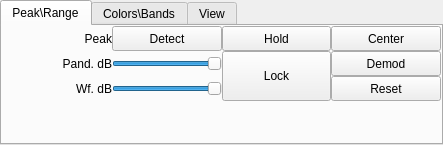
shawnj007/gqrx-touch, file src/qtgui/dockfft.ui: the form before one commit.
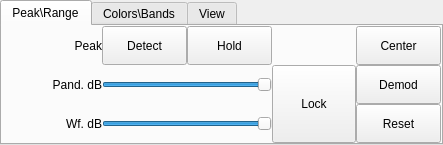
The form after the commit. The open tabs and pages were chosen to show the change. Icons and pictures are not drawn. Custom widgets are drawn as their Qt base class.

Patch:
```diff
--- a/src/qtgui/dockfft.ui
+++ b/src/qtgui/dockfft.ui
@@ -11,7 +11,7 @@
    </rect>
   </property>
   <property name="sizePolicy">
-   <sizepolicy hsizetype="Preferred" vsizetype="Preferred">
+   <sizepolicy hsizetype="Preferred" vsizetype="MinimumExpanding">
     <horstretch>1</horstretch>
     <verstretch>1</verstretch>
    </sizepolicy>
@@ -25,7 +25,7 @@
   <property name="maximumSize">
    <size>
     <width>524287</width>
-    <height>440</height>
+    <height>519</height>
    </size>
   </property>
   <property name="windowIcon">
@@ -46,7 +46,7 @@
   </property>
   <widget class="QWidget" name="dockWidgetContents">
    <property name="sizePolicy">
-    <sizepolicy hsizetype="Preferred" vsizetype="Preferred">
+    <sizepolicy hsizetype="Preferred" vsizetype="Expanding">
      <horstretch>0</horstretch>
      <verstretch>0</verstretch>
     </sizepolicy>
@@ -57,6 +57,12 @@
      <height>126</height>
     </size>
    </property>
+   <property name="maximumSize">
+    <size>
+     <width>16777215</width>
+     <height>500</height>
+    </size>
+   </property>
    <layout class="QVBoxLayout" name="verticalLayout_2">
     <property name="spacing">
      <number>0</number>
@@ -77,7 +83,7 @@
      <widget class="QTabWidget" name="tabWidget">
       <property name="sizePolicy">
        <sizepolicy hsizetype="MinimumExpanding" vsizetype="Preferred">
-        <horstretch>0</horstretch>
+        <horstretch>1</horstretch>
         <verstretch>0</verstretch>
        </sizepolicy>
       </property>
@@ -87,6 +93,12 @@
         <height>126</height>
        </size>
       </property>
+      <property name="maximumSize">
+       <size>
+        <width>16777215</width>
+        <height>16777215</height>
+       </size>
+      </property>
       <property name="currentIndex">
        <number>2</number>
       </property>
@@ -97,10 +109,16 @@
          <height>95</height>
         </size>
        </property>
+       <property name="maximumSize">
+        <size>
+         <width>16777215</width>
+         <height>16777215</height>
+        </size>
+       </property>
        <attribute name="title">
         <string>Peak\Range</string>
        </attribute>
-       <layout class="QVBoxLayout" name="verticalLayout_5" stretch="0,0">
+       <layout class="QVBoxLayout" name="verticalLayout_5" stretch="1,0">
         <property name="spacing">
          <number>0</number>
         </property>
@@ -118,6 +136,12 @@
         </property>
         <item>
          <widget class="QFrame" name="frame_peak_range">
+          <property name="sizePolicy">
+           <sizepolicy hsizetype="Preferred" vsizetype="Preferred">
+            <horstretch>0</horstretch>
+            <verstretch>0</verstretch>
+           </sizepolicy>
+          </property>
           <property name="minimumSize">
            <size>
             <width>439</width>
@@ -130,7 +154,7 @@
             <height>16777215</height>
            </size>
           </property>
-          <layout class="QGridLayout" name="gridLayout" columnstretch="0,0,0,0">
+          <layout class="QGridLayout" name="gridLayout" columnstretch="0,1,1,0,0">
            <property name="leftMargin">
             <number>0</number>
            </property>
@@ -146,131 +170,26 @@
            <property name="spacing">
             <number>0</number>
            </property>
-           <item row="1" column="2" rowspan="2">
-            <widget class="QPushButton" name="lockButton">
-             <property name="enabled">
-              <bool>true</bool>
-             </property>
-             <property name="sizePolicy">
-              <sizepolicy hsizetype="MinimumExpanding" vsizetype="Preferred">
-               <horstretch>0</horstretch>
-               <verstretch>0</verstretch>
-              </sizepolicy>
-             </property>
-             <property name="minimumSize">
-              <size>
-               <width>50</width>
-               <height>25</height>
-              </size>
-             </property>
-             <property name="palette">
-              <palette>
-               <active/>
-               <inactive/>
-               <disabled/>
-              </palette>
-             </property>
-             <property name="toolTip">
-              <string>Lock panadapter and waterfall sliders together</string>
-             </property>
-             <property name="statusTip">
-              <string>Lock panadapter and waterfall sliders together</string>
-             </property>
-             <property name="text">
-              <string>Lock</string>
-             </property>
-             <property name="checkable">
-              <bool>true</bool>
-             </property>
-            </widget>
-           </item>
-           <item row="1" column="1">
-            <widget class="ctkRangeSlider" name="pandRangeSlider">
-             <property name="sizePolicy">
-              <sizepolicy hsizetype="MinimumExpanding" vsizetype="Preferred">
-               <horstretch>0</horstretch>
-               <verstretch>0</verstretch>
-              </sizepolicy>
-             </property>
-             <property name="minimumSize">
-              <size>
-               <width>0</width>
-               <height>25</height>
-              </size>
-             </property>
-             <property name="palette">
-              <palette>
-               <active/>
-               <inactive/>
-               <disabled/>
-              </palette>
-             </property>
-             <property name="toolTip">
-              <string>Set pandapter dB range</string>
-             </property>
-             <property name="statusTip">
-              <string>Set pandapter dB range</string>
-             </property>
-             <property name="minimum">
-              <number>-160</number>
-             </property>
-             <property name="maximum">
-              <number>0</number>
-             </property>
-             <property name="orientation">
-              <enum>Qt::Horizontal</enum>
-             </property>
-            </widget>
-           </item>
-           <item row="2" column="0">
-            <widget class="QLabel" name="wfRangeLabel">
-             <property name="sizePolicy">
-              <sizepolicy hsizetype="MinimumExpanding" vsizetype="Preferred">
-               <horstretch>0</horstretch>
-               <verstretch>0</verstretch>
-              </sizepolicy>
-             </property>
-             <property name="minimumSize">
-              <size>
-               <width>0</width>
-               <height>25</height>
-              </size>
-             </property>
-             <property name="palette">
-              <palette>
-               <active/>
-               <inactive/>
-               <disabled/>
-              </palette>
-             </property>
-             <property name="toolTip">
-              <string>Set waterfall dB range</string>
-             </property>
-             <property name="statusTip">
-              <string>Set waterfall dB range</string>
-             </property>
-             <property name="text">
-              <string>Wf. dB</string>
-             </property>
-             <property name="alignment">
-              <set>Qt::AlignRight|Qt::AlignTrailing|Qt::AlignVCenter</set>
-             </property>
-            </widget>
-           </item>
            <item row="0" column="0">
             <widget class="QLabel" name="peakLabel">
              <property name="sizePolicy">
-              <sizepolicy hsizetype="MinimumExpanding" vsizetype="Preferred">
+              <sizepolicy hsizetype="MinimumExpanding" vsizetype="MinimumExpanding">
                <horstretch>0</horstretch>
                <verstretch>0</verstretch>
               </sizepolicy>
              </property>
              <property name="minimumSize">
               <size>
-               <width>0</width>
+               <width>100</width>
                <height>25</height>
               </size>
              </property>
+             <property name="maximumSize">
+              <size>
+               <width>100</width>
+               <height>100</height>
+              </size>
+             </property>
              <property name="palette">
               <palette>
                <active/>
@@ -286,24 +205,223 @@
              </property>
             </widget>
            </item>
-           <item row="2" column="3">
+           <item row="1" column="0">
+            <widget class="QLabel" name="pandRangeLabel">
+             <property name="sizePolicy">
+              <sizepolicy hsizetype="MinimumExpanding" vsizetype="MinimumExpanding">
+               <horstretch>0</horstretch>
+               <verstretch>0</verstretch>
+              </sizepolicy>
+             </property>
+             <property name="minimumSize">
+              <size>
+               <width>100</width>
+               <height>25</height>
+              </size>
+             </property>
+             <property name="maximumSize">
+              <size>
+               <width>100</width>
+               <height>100</height>
+              </size>
+             </property>
+             <property name="palette">
+              <palette>
+               <active/>
+               <inactive/>
+               <disabled/>
+              </palette>
+             </property>
+             <property name="toolTip">
+              <string>Set pandapter dB range</string>
+             </property>
+             <property name="statusTip">
+              <string>Set pandapter dB range</string>
+             </property>
+             <property name="text">
+              <string>Pand. dB</string>
+             </property>
+             <property name="alignment">
+              <set>Qt::AlignRight|Qt::AlignTrailing|Qt::AlignVCenter</set>
+             </property>
+            </widget>
+           </item>
+           <item row="0" column="4">
+            <widget class="QPushButton" name="centerButton">
+             <property name="sizePolicy">
+              <sizepolicy hsizetype="MinimumExpanding" vsizetype="MinimumExpanding">
+               <horstretch>1</horstretch>
+               <verstretch>1</verstretch>
+              </sizepolicy>
+             </property>
+             <property name="minimumSize">
+              <size>
+               <width>80</width>
+               <height>25</height>
+              </size>
+             </property>
+             <property name="maximumSize">
+              <size>
+               <width>16777215</width>
+               <height>100</height>
+              </size>
+             </property>
+             <property name="palette">
+              <palette>
+               <active/>
+               <inactive/>
+               <disabled/>
+              </palette>
+             </property>
+             <property name="toolTip">
+              <string>Center FFT around original center frequency</string>
+             </property>
+             <property name="text">
+              <string>Center</string>
+             </property>
+            </widget>
+           </item>
+           <item row="2" column="0">
+            <widget class="QLabel" name="wfRangeLabel">
+             <property name="sizePolicy">
+              <sizepolicy hsizetype="MinimumExpanding" vsizetype="MinimumExpanding">
+               <horstretch>0</horstretch>
+               <verstretch>0</verstretch>
+              </sizepolicy>
+             </property>
+             <property name="minimumSize">
+              <size>
+               <width>100</width>
+               <height>25</height>
+              </size>
+             </property>
+             <property name="maximumSize">
+              <size>
+               <width>100</width>
+               <height>100</height>
+              </size>
+             </property>
+             <property name="palette">
+              <palette>
+               <active/>
+               <inactive/>
+               <disabled/>
+              </palette>
+             </property>
+             <property name="toolTip">
+              <string>Set waterfall dB range</string>
+             </property>
+             <property name="statusTip">
+              <string>Set waterfall dB range</string>
+             </property>
+             <property name="text">
+              <string>Wf. dB</string>
+             </property>
+             <property name="alignment">
+              <set>Qt::AlignRight|Qt::AlignTrailing|Qt::AlignVCenter</set>
+             </property>
+            </widget>
+           </item>
+           <item row="0" column="1">
+            <widget class="QPushButton" name="peakDetectionButton">
+             <property name="sizePolicy">
+              <sizepolicy hsizetype="MinimumExpanding" vsizetype="MinimumExpanding">
+               <horstretch>1</horstretch>
+               <verstretch>1</verstretch>
+              </sizepolicy>
+             </property>
+             <property name="minimumSize">
+              <size>
+               <width>80</width>
+               <height>25</height>
+              </size>
+             </property>
+             <property name="maximumSize">
+              <size>
+               <width>16777215</width>
+               <height>100</height>
+              </size>
+             </property>
+             <property name="palette">
+              <palette>
+               <active/>
+               <inactive/>
+               <disabled/>
+              </palette>
+             </property>
+             <property name="toolTip">
+              <string>Enable peak detection in FFT</string>
+             </property>
+             <property name="text">
+              <string>Detect</string>
+             </property>
+             <property name="checkable">
+              <bool>true</bool>
+             </property>
+            </widget>
+           </item>
+           <item row="1" column="3" rowspan="2">
+            <widget class="QPushButton" name="lockButton">
+             <property name="enabled">
+              <bool>true</bool>
+             </property>
+             <property name="sizePolicy">
+              <sizepolicy hsizetype="MinimumExpanding" vsizetype="MinimumExpanding">
+               <horstretch>1</horstretch>
+               <verstretch>1</verstretch>
+              </sizepolicy>
+             </property>
+             <property name="minimumSize">
+              <size>
+               <width>80</width>
+               <height>50</height>
+              </size>
+             </property>
+             <property name="maximumSize">
+              <size>
+               <width>16777215</width>
+               <height>200</height>
+              </size>
+             </property>
+             <property name="palette">
+              <palette>
+               <active/>
+               <inactive/>
+               <disabled/>
+              </palette>
+             </property>
+             <property name="toolTip">
+              <string>Lock panadapter and waterfall sliders together</string>
+             </property>
+             <property name="statusTip">
+              <string>Lock panadapter and waterfall sliders together</string>
+             </property>
+             <property name="text">
+              <string>Lock</string>
+             </property>
+             <property name="checkable">
+              <bool>true</bool>
+             </property>
+            </widget>
+           </item>
+           <item row="2" column="4">
             <widget class="QPushButton" name="resetButton">
              <property name="sizePolicy">
-              <sizepolicy hsizetype="MinimumExpanding" vsizetype="Preferred">
-               <horstretch>0</horstretch>
-               <verstretch>0</verstretch>
+              <sizepolicy hsizetype="MinimumExpanding" vsizetype="MinimumExpanding">
+               <horstretch>1</horstretch>
+               <verstretch>1</verstretch>
               </sizepolicy>
              </property>
              <property name="minimumSize">
               <size>
-               <width>50</width>
+               <width>80</width>
                <height>25</height>
               </size>
              </property>
              <property name="maximumSize">
               <size>
                <width>16777215</width>
-               <height>16777215</height>
+               <height>100</height>
               </size>
              </property>
              <property name="palette">
@@ -321,62 +439,24 @@
              </property>
             </widget>
            </item>
-           <item row="0" column="2">
-            <widget class="QPushButton" name="peakHoldButton">
-             <property name="sizePolicy">
-              <sizepolicy hsizetype="MinimumExpanding" vsizetype="Preferred">
-               <horstretch>0</horstretch>
-               <verstretch>0</verstretch>
-              </sizepolicy>
-             </property>
-             <property name="minimumSize">
-              <size>
-               <width>50</width>
-               <height>25</height>
-              </size>
-             </property>
-             <property name="maximumSize">
-              <size>
-               <width>16777215</width>
-               <height>16777215</height>
-              </size>
-             </property>
-             <property name="palette">
-              <palette>
-               <active/>
-               <inactive/>
-               <disabled/>
-              </palette>
-             </property>
-             <property name="toolTip">
-              <string>Toggle peak hold in FFT</string>
-             </property>
-             <property name="text">
-              <string>Hold</string>
-             </property>
-             <property name="checkable">
-              <bool>true</bool>
-             </property>
-            </widget>
-           </item>
-           <item row="1" column="3">
+           <item row="1" column="4">
             <widget class="QPushButton" name="demodButton">
              <property name="sizePolicy">
-              <sizepolicy hsizetype="MinimumExpanding" vsizetype="Preferred">
-               <horstretch>0</horstretch>
-               <verstretch>0</verstretch>
+              <sizepolicy hsizetype="MinimumExpanding" vsizetype="MinimumExpanding">
+               <horstretch>1</horstretch>
+               <verstretch>1</verstretch>
               </sizepolicy>
              </property>
              <property name="minimumSize">
               <size>
-               <width>50</width>
+               <width>80</width>
                <height>25</height>
               </size>
              </property>
              <property name="maximumSize">
               <size>
                <width>16777215</width>
-               <height>16777215</height>
+               <height>100</height>
               </size>
              </property>
              <property name="palette">
@@ -394,12 +474,94 @@
              </property>
             </widget>
            </item>
-           <item row="2" column="1">
+           <item row="0" column="2">
+            <widget class="QPushButton" name="peakHoldButton">
+             <property name="sizePolicy">
+              <sizepolicy hsizetype="MinimumExpanding" vsizetype="MinimumExpanding">
+               <horstretch>1</horstretch>
+               <verstretch>1</verstretch>
+              </sizepolicy>
+             </property>
+             <property name="minimumSize">
+              <size>
+               <width>80</width>
+               <height>25</height>
+              </size>
+             </property>
+             <property name="maximumSize">
+              <size>
+               <width>16777215</width>
+               <height>100</height>
+              </size>
+             </property>
+             <property name="palette">
+              <palette>
+               <active/>
+               <inactive/>
+               <disabled/>
+              </palette>
+             </property>
+             <property name="toolTip">
+              <string>Toggle peak hold in FFT</string>
+             </property>
+             <property name="text">
+              <string>Hold</string>
+             </property>
+             <property name="checkable">
+              <bool>true</bool>
+             </property>
+            </widget>
+           </item>
+           <item row="1" column="1" colspan="2">
+            <widget class="ctkRangeSlider" name="pandRangeSlider">
+             <property name="sizePolicy">
+              <sizepolicy hsizetype="MinimumExpanding" vsizetype="MinimumExpanding">
+               <horstretch>1</horstretch>
+               <verstretch>1</verstretch>
+              </sizepolicy>
+             </property>
+             <property name="minimumSize">
+              <size>
+               <width>0</width>
+               <height>25</height>
+              </size>
+             </property>
+             <property name="maximumSize">
+              <size>
+               <width>16777215</width>
+               <height>100</height>
+              </size>
+             </property>
+             <property name="palette">
+              <palette>
+               <active/>
+               <inactive/>
+               <disabled/>
+              </palette>
+             </property>
+             <property name="toolTip">
+              <string>Set pandapter dB range</string>
+             </property>
+             <property name="statusTip">
+              <string>Set pandapter dB range</string>
+             </property>
+             <property name="minimum">
+              <number>-160</number>
+             </property>
+             <property name="maximum">
+              <number>0</number>
+             </property>
+             <property name="orientation">
+              <enum>Qt::Horizontal</enum>
+             </property>
+            </widget>
+           </item>
+           <item row="2" column="1" colspan="2">
             <widget class="ctkRangeSlider" name="wfRangeSlider">
              <property name="sizePolicy">
-              <sizepolicy hsizetype="MinimumExpanding" vsizetype="Preferred">
-               <horstretch>0</horstretch>
-               <verstretch>0</verstretch>
+              <sizepolicy hsizetype="MinimumExpanding" vsizetype="MinimumExpanding">
+               <horstretch>1</horstretch>
+               <verstretch>1</verstretch>
               </sizepolicy>
              </property>
              <property name="minimumSize">
@@ -408,6 +570,12 @@
                <height>25</height>
               </size>
              </property>
+             <property name="maximumSize">
+              <size>
+               <width>16777215</width>
+               <height>100</height>
+              </size>
+             </property>
              <property name="palette">
               <palette>
                <active/>
@@ -432,162 +600,14 @@
              </property>
             </widget>
            </item>
-           <item row="1" column="0">
-            <widget class="QLabel" name="pandRangeLabel">
-             <property name="sizePolicy">
-              <sizepolicy hsizetype="MinimumExpanding" vsizetype="Preferred">
-               <horstretch>0</horstretch>
-               <verstretch>0</verstretch>
-              </sizepolicy>
-             </property>
-             <property name="minimumSize">
-              <size>
-               <width>0</width>
-               <height>25</height>
-              </size>
-             </property>
-             <property name="palette">
-              <palette>
-               <active/>
-               <inactive/>
-               <disabled/>
-              </palette>
-             </property>
-             <property name="toolTip">
-              <string>Set pandapter dB range</string>
-             </property>
-             <property name="statusTip">
-              <string>Set pandapter dB range</string>
-             </property>
-             <property name="text">
-              <string>Pand. dB</string>
-             </property>
-             <property name="alignment">
-              <set>Qt::AlignRight|Qt::AlignTrailing|Qt::AlignVCenter</set>
-             </property>
-            </widget>
-           </item>
-           <item row="0" column="1">
-            <widget class="QPushButton" name="peakDetectionButton">
-             <property name="sizePolicy">
-              <sizepolicy hsizetype="MinimumExpanding" vsizetype="Preferred">
-               <horstretch>0</horstretch>
-               <verstretch>0</verstretch>
-              </sizepolicy>
-             </property>
-             <property name="minimumSize">
-              <size>
-               <width>50</width>
-               <height>25</height>
-              </size>
-             </property>
-             <property name="maximumSize">
-              <size>
-               <width>16777215</width>
-               <height>16777215</height>
-              </size>
-             </property>
-             <property name="palette">
-              <palette>
-               <active/>
-               <inactive/>
-               <disabled/>
-              </palette>
-             </property>
-             <property name="toolTip">
-              <string>Enable peak detection in FFT</string>
-             </property>
-             <property name="text">
-              <string>Detect</string>
-             </property>
-             <property name="checkable">
-              <bool>true</bool>
-             </property>
-            </widget>
-           </item>
-           <item row="0" column="3">
-            <widget class="QPushButton" name="centerButton">
-             <property name="sizePolicy">
-              <sizepolicy hsizetype="MinimumExpanding" vsizetype="Preferred">
-               <horstretch>0</horstretch>
-               <verstretch>0</verstretch>
-              </sizepolicy>
-             </property>
-             <property name="minimumSize">
-              <size>
-               <width>50</width>
-               <height>25</height>
-              </size>
-             </property>
-             <property name="maximumSize">
-              <size>
-               <width>16777215</width>
-               <height>16777215</height>
-              </size>
-             </property>
-             <property name="palette">
-              <palette>
-               <active/>
-               <inactive/>
-               <disabled/>
-              </palette>
-             </property>
-             <property name="toolTip">
-              <string>Center FFT around original center frequency</string>
-             </property>
-             <property name="text">
-              <string>Center</string>
-             </property>
-            </widget>
-           </item>
           </layout>
          </widget>
         </item>
         <item>
-         <spacer name="verticalSpacer_3">
-          <property name="palette">
-           <palette>
-            <active>
-             <colorrole role="Highlight">
-              <brush brushstyle="SolidPattern">
-               <color alpha="255">
-                <red>48</red>
-                <green>140</green>
-                <blue>198</blue>
-               </color>
-              </brush>
-             </colorrole>
-            </active>
-            <inactive>
-             <colorrole role="Highlight">
-              <brush brushstyle="SolidPattern">
-               <color alpha="255">
-                <red>48</red>
-                <green>140</green>
-                <blue>198</blue>
-               </color>
-              </brush>
-             </colorrole>
-            </inactive>
-            <disabled>
-             <colorrole role="Highlight">
-              <brush brushstyle="SolidPattern">
-               <color alpha="255">
-                <red>145</red>
-                <green>145</green>
-                <blue>145</blue>
-               </color>
-              </brush>
-             </colorrole>
-            </disabled>
-           </palette>
-          </property>
+         <spacer name="verticalSpacer_2">
           <property name="orientation">
            <enum>Qt::Vertical</enum>
           </property>
-          <property name="sizeType">
-           <enum>QSizePolicy::Expanding</enum>
-          </property>
           <property name="sizeHint" stdset="0">
            <size>
             <width>20</width>
```
Left out of the diff: 264 changed lines with no effect on the pictures.
